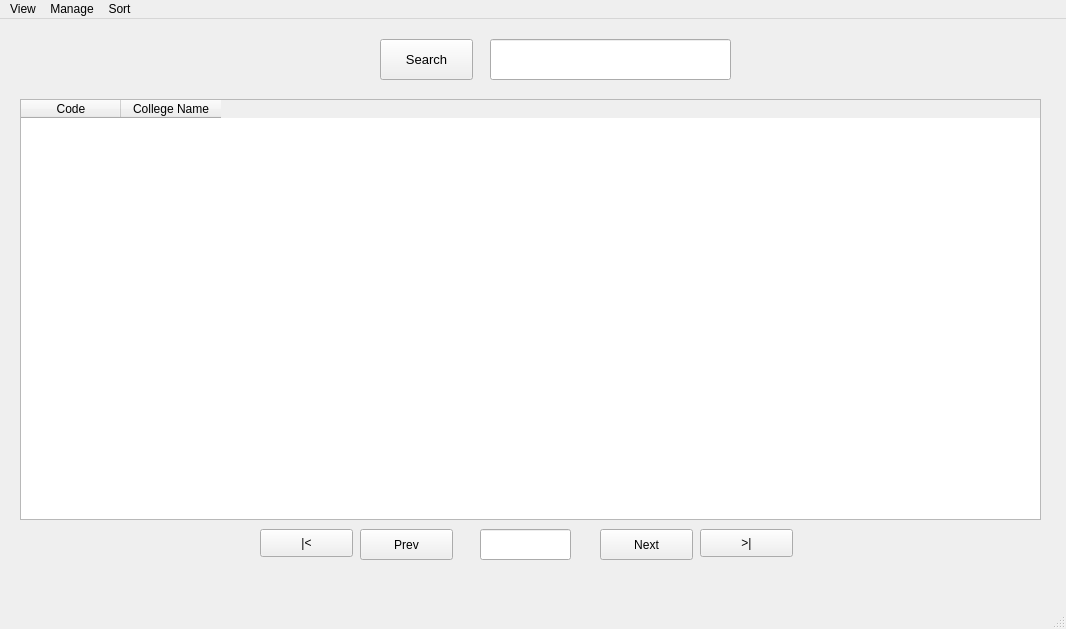
Qt form collegeWindow.ui (WhaleRed/SSIS-MySQL) before a commit.
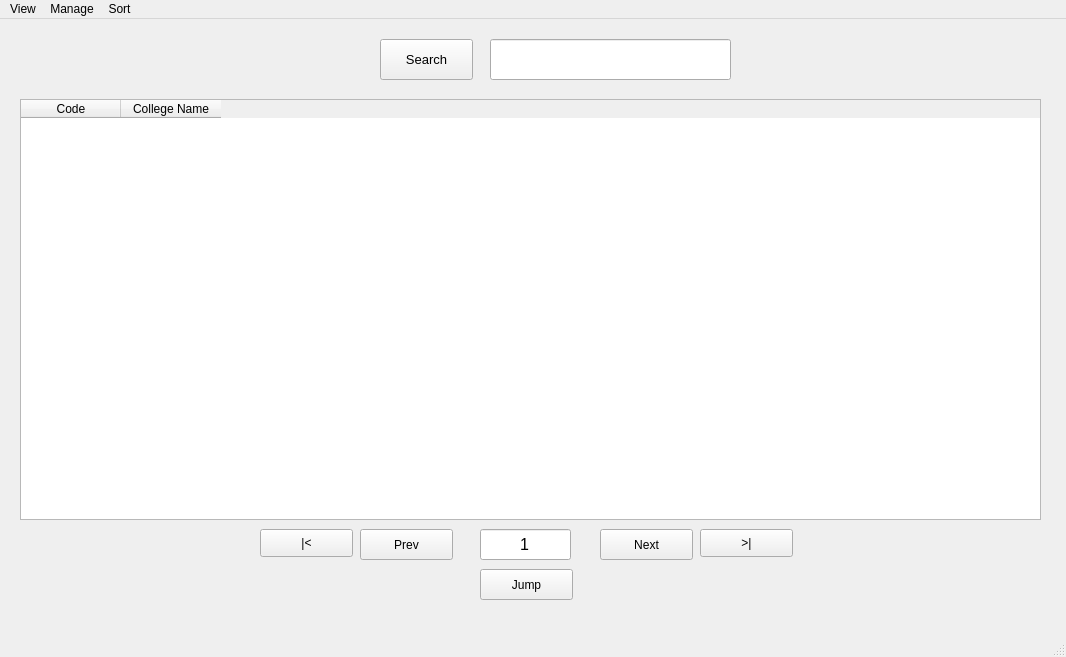
The same form after that commit.

Commit message: Jump Button

The edit to the form file:
```diff
--- a/collegeWindow.ui
+++ b/collegeWindow.ui
@@ -7,7 +7,7 @@
     <x>0</x>
     <y>0</y>
     <width>1066</width>
-    <height>629</height>
+    <height>657</height>
    </rect>
   </property>
   <property name="windowTitle">
@@ -99,7 +99,13 @@
      </font>
     </property>
     <property name="text">
-     <string/>
+     <string>1</string>
+    </property>
+    <property name="alignment">
+     <set>Qt::AlignCenter</set>
+    </property>
+    <property name="readOnly">
+     <bool>false</bool>
     </property>
    </widget>
    <widget class="QPushButton" name="searchButton">
@@ -146,6 +152,19 @@
      <string>|&lt;</string>
     </property>
    </widget>
+   <widget class="QPushButton" name="jump">
+    <property name="geometry">
+     <rect>
+      <x>480</x>
+      <y>550</y>
+      <width>93</width>
+      <height>31</height>
+     </rect>
+    </property>
+    <property name="text">
+     <string>Jump</string>
+    </property>
+   </widget>
   </widget>
   <widget class="QMenuBar" name="menubar">
    <property name="geometry">
```
Left out of the diff: 10 changed lines with no effect on the pictures.
